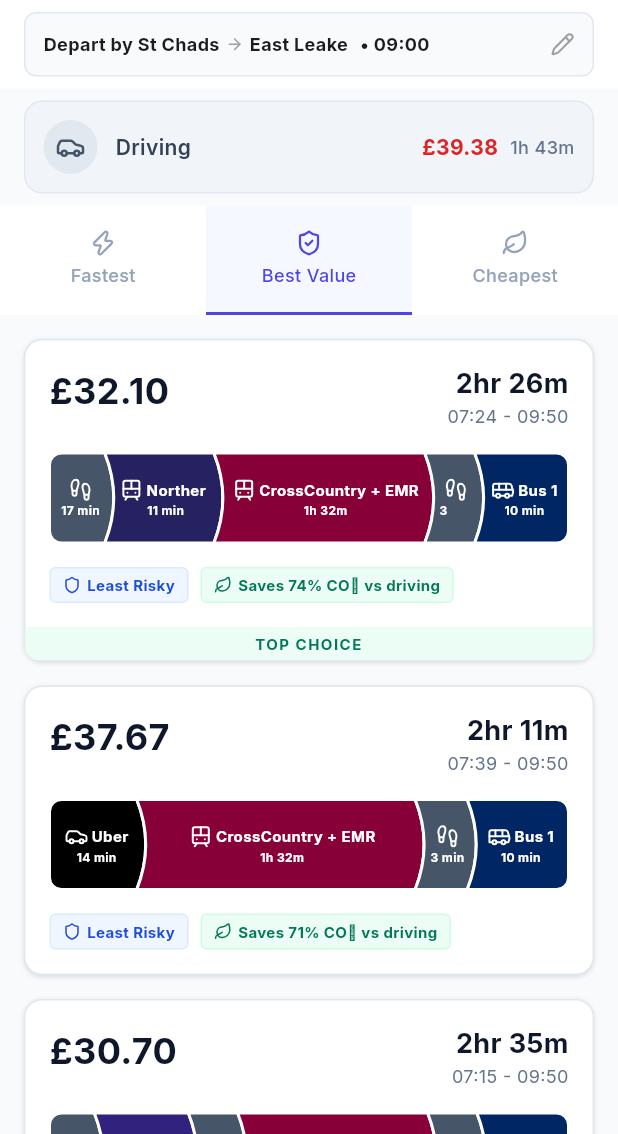
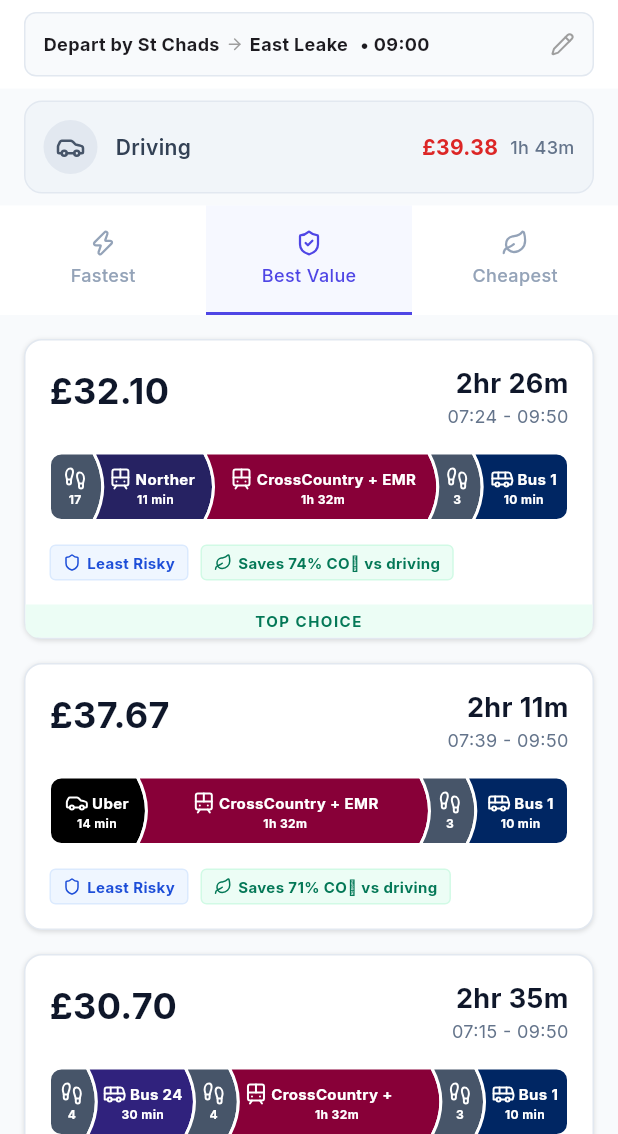
Before and after one commit to isaacw123434/Apptest, a Flutter app: the screen it shows after launch, after a tap on "Search", on a phone screen of 412 x 824 dp, the part 102-1236 px from its top. Run offline on Flutter 3.47's test engine with Material 3 defaults, Android fonts, the phone set to English and light mode, and no system bars; our stand-ins replace flutter_map, google_fonts, latlong2, lucide_icons.

Commit message:
Reduce timeline diagram height and remove 'min' unit for walking segments
- Reduced the height of the timeline diagram in `summary_page.dart` from 60 to 45.
- Updated `horizontal_jigsaw_schematic.dart` to display only the number for walking segments instead of 'X min'.
- Updated `horizontal_jigsaw_duration_test.dart` to verify the new duration format for walking segments.

Co-authored-by: isaacw123434 <188620241+isaacw123434@users.noreply.github.com>

```diff
--- a/client/lib/screens/horizontal_jigsaw_schematic.dart
+++ b/client/lib/screens/horizontal_jigsaw_schematic.dart
@@ -68,7 +68,7 @@ class HorizontalJigsawSchematic extends StatelessWidget {
           if (seg.time >= 60) {
             durationText = '${seg.time ~/ 60}h ${seg.time % 60}m';
           } else {
-            durationText = '${seg.time} min';
+            durationText = isWalk ? '${seg.time}' : '${seg.time} min';
           }
 
           final durationPainter = TextPainter(
@@ -154,7 +154,7 @@ class HorizontalJigsawSchematic extends StatelessWidget {
             if (seg.time >= 60) {
               durationText = '${seg.time ~/ 60}h ${seg.time % 60}m';
             } else {
-              durationText = '${seg.time} min';
+              durationText = isWalk ? '${seg.time}' : '${seg.time} min';
             }
 
             return SizedBox(
--- a/client/lib/screens/summary_page.dart
+++ b/client/lib/screens/summary_page.dart
@@ -672,7 +672,7 @@ class _SummaryPageState extends State<SummaryPage> {
                       const SizedBox(height: 16),
                       // Schematic
                       SizedBox(
-                        height: 60,
+                        height: 45,
                         child: _buildSchematic(result),
                       ),
                       const SizedBox(height: 16),
```
Also changed, not shown: 1 other file.
